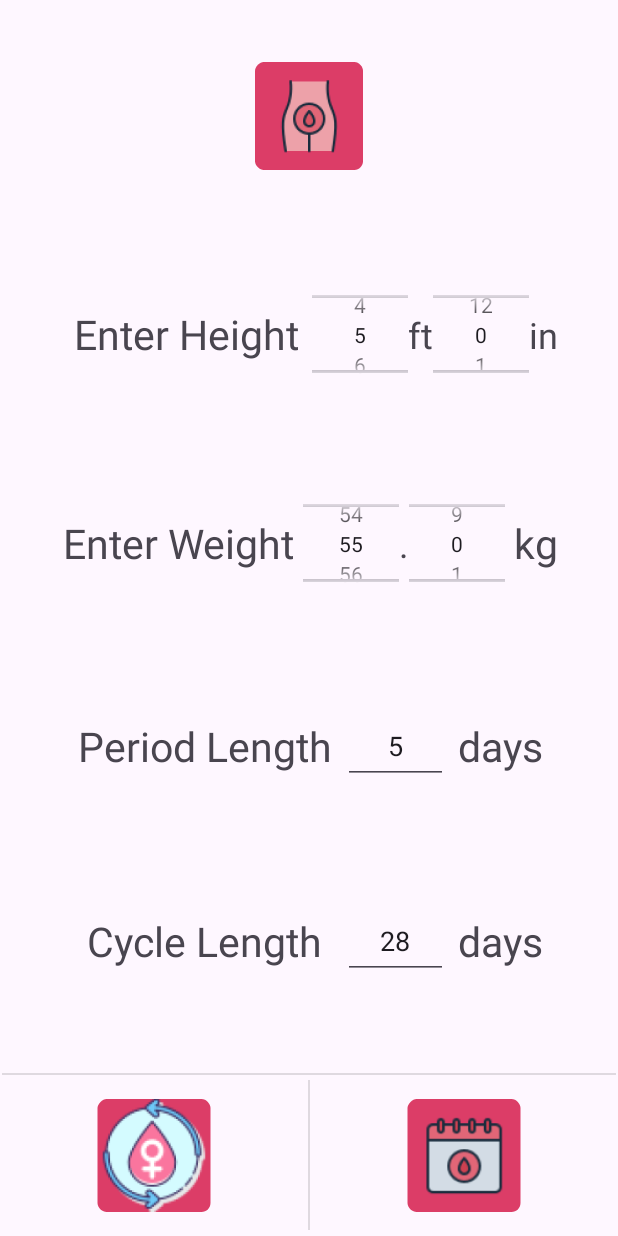
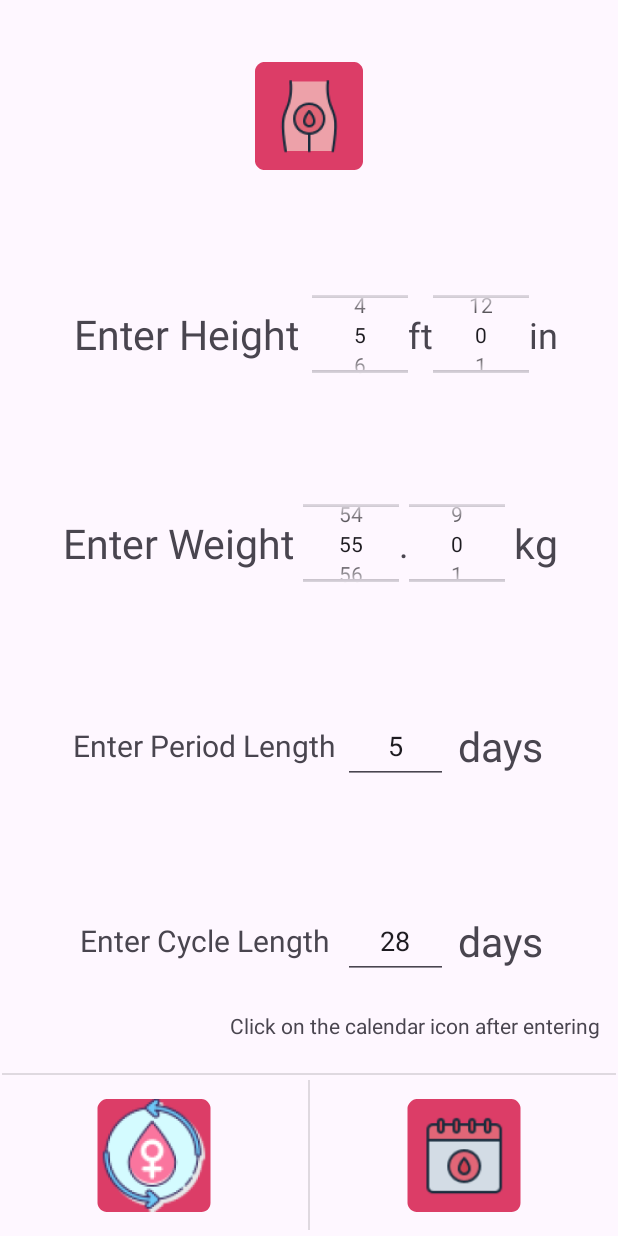
Before and after one commit to Shikhar97/Guardian-Angel, an Android app: the screen it shows after launch (UserProfile), on a phone screen of 412 x 824 dp. Run offline under Robolectric (Android 15) with nearby library versions, the phone set to English and light mode, and no system bars.

Commit message:
Add random facts about cycle

```diff
--- a/app/GuardianAngel/app/build.gradle.kts
+++ b/app/GuardianAngel/app/build.gradle.kts
@@ -41,6 +41,7 @@ dependencies {
     implementation("androidx.appcompat:appcompat:1.6.1")
     implementation("com.google.android.material:material:1.8.0")
     implementation("androidx.constraintlayout:constraintlayout:2.1.4")
+    implementation("com.google.android.material:material:1.5.0")
     testImplementation("junit:junit:4.13.2")
     testImplementation("org.mockito:mockito-core:3.9.0")
     testImplementation("org.powermock:powermock-api-mockito2:2.0.0-beta.5")
--- a/app/GuardianAngel/app/src/main/res/layout/profile_user.xml
+++ b/app/GuardianAngel/app/src/main/res/layout/profile_user.xml
@@ -9,14 +9,14 @@
         android:id="@+id/MyCycle"
         android:layout_width="97dp"
         android:layout_height="75dp"
+        android:enabled="false"
         app:layout_constraintBottom_toBottomOf="parent"
         app:layout_constraintEnd_toStartOf="@+id/divider"
         app:layout_constraintHorizontal_bias="0.5"
         app:layout_constraintStart_toStartOf="parent"
         app:layout_constraintTop_toBottomOf="@+id/divider2"
         app:layout_constraintVertical_bias="0.5"
-        app:srcCompat="@mipmap/menstrualcycle1"
-        android:enabled="false" />
+        app:srcCompat="@mipmap/menstrualcycle1" />
 
     <ImageView
         android:id="@+id/imageView2"
@@ -47,8 +47,8 @@
             android:id="@+id/heightView"
             android:layout_width="167dp"
             android:layout_height="47dp"
+            android:gravity="center"
             android:text="Enter Height"
-            android:gravity="center"
             android:textSize="27sp"
             app:layout_constraintBottom_toBottomOf="@+id/ftView"
             app:layout_constraintTop_toTopOf="@+id/ftView"
@@ -64,8 +64,8 @@
         <TextView
             android:layout_width="match_parent"
             android:layout_height="wrap_content"
+            android:gravity="center"
             android:text="ft"
-            android:gravity="center"
             android:textSize="24sp" />
 
         <NumberPicker
@@ -76,8 +76,8 @@
         <TextView
             android:layout_width="match_parent"
             android:layout_height="wrap_content"
+            android:gravity="center"
             android:text="in"
-            android:gravity="center"
             android:textSize="24sp" />
     </LinearLayout>
 
@@ -99,8 +99,8 @@
             android:id="@+id/weightView1"
             android:layout_width="166dp"
             android:layout_height="48dp"
+            android:gravity="center"
             android:text="Enter Weight"
-            android:gravity="center"
             android:textSize="27sp"
             app:layout_constraintBottom_toBottomOf="@+id/kgView"
             app:layout_constraintTop_toTopOf="@+id/kgView"
@@ -109,8 +109,8 @@
         <NumberPicker
             android:id="@+id/num_kg"
             android:layout_width="wrap_content"
-            android:text="55"
-            android:layout_height="59dp" />
+            android:layout_height="59dp"
+            android:text="55" />
 
         <TextView
             android:layout_width="wrap_content"
@@ -127,8 +127,8 @@
             android:id="@+id/kgView"
             android:layout_width="40dp"
             android:layout_height="46dp"
+            android:gravity="center"
             android:text="kg"
-            android:gravity="center"
             android:textSize="27sp"
             tools:layout_editor_absoluteX="334dp"
             tools:layout_editor_absoluteY="326dp" />
@@ -152,9 +152,9 @@
             android:id="@+id/periodView"
             android:layout_width="185dp"
             android:layout_height="45dp"
-            android:text="Period Length"
             android:gravity="center"
-            android:textSize="27sp"
+            android:text="Enter Period Length"
+            android:textSize="20sp"
             tools:layout_conversion_absoluteHeight="38dp"
             tools:layout_conversion_absoluteWidth="174dp"
             tools:layout_editor_absoluteX="25dp"
@@ -165,9 +165,9 @@
             android:layout_width="70dp"
             android:layout_height="50dp"
             android:ems="10"
+            android:gravity="center"
             android:inputType="number"
             android:text="5"
-            android:gravity="center"
             tools:layout_conversion_absoluteHeight="50dp"
             tools:layout_conversion_absoluteWidth="56dp"
             tools:layout_editor_absoluteX="199dp"
@@ -177,8 +177,8 @@
             android:id="@+id/daysView"
             android:layout_width="70dp"
             android:layout_height="45dp"
+            android:gravity="center"
             android:text="days"
-            android:gravity="center"
             android:textSize="27sp" />
 
     </LinearLayout>
@@ -201,9 +201,9 @@
             android:id="@+id/cycleView"
             android:layout_width="185dp"
             android:layout_height="45dp"
-            android:text="Cycle Length"
-            android:textSize="27sp"
             android:gravity="center"
+            android:text="Enter Cycle Length"
+            android:textSize="20sp"
             tools:layout_conversion_absoluteHeight="38dp"
             tools:layout_conversion_absoluteWidth="174dp"
             tools:layout_editor_absoluteX="25dp"
@@ -214,9 +214,9 @@
             android:layout_width="70dp"
             android:layout_height="50dp"
             android:ems="10"
+            android:gravity="center"
             android:inputType="number"
             android:text="28"
-            android:gravity="center"
             tools:layout_conversion_absoluteHeight="50dp"
             tools:layout_conversion_absoluteWidth="56dp"
             tools:layout_editor_absoluteX="199dp"
@@ -226,8 +226,8 @@
             android:id="@+id/cdaysView"
             android:layout_width="70dp"
             android:layout_height="45dp"
+            android:gravity="center"
             android:text="days"
-            android:gravity="center"
             android:textSize="27sp" />
 
     </LinearLayout>
@@ -265,5 +265,18 @@
         app:layout_constraintHorizontal_bias="0.5"
         app:layout_constraintStart_toStartOf="parent" />
 
+    <TextView
+        android:id="@+id/textView"
+        android:layout_width="wrap_content"
+        android:layout_height="wrap_content"
+        android:layout_marginEnd="12dp"
+
+        android:gravity="center"
+        android:text="Click on the calendar icon after entering"
+        app:layout_constraintBottom_toTopOf="@+id/divider2"
+        app:layout_constraintEnd_toEndOf="parent"
+        app:layout_constraintTop_toBottomOf="@+id/linearLayout5"
+        app:layout_constraintVertical_bias="0.5" />
+
 
 </androidx.constraintlayout.widget.ConstraintLayout>
--- a/app/GuardianAngel/app/src/main/res/values/strings.xml
+++ b/app/GuardianAngel/app/src/main/res/values/strings.xml
@@ -7,5 +7,8 @@
     <string name="text_label_1">Home</string>
     <string name="text_label_2">User Details</string>
     <string name="days_until_period">"%s \n Next Period: %s"</string>
+    <string name="cancel">"Close"</string>
+    <string name="supporting_text">"%s"</string>
+    <string name="title">"Today's Fact"</string>
 
 </resources>
```
Also changed, not shown: app/GuardianAngel/app/src/main/java/com/example/guardianangel/MainView.kt (+25 -1 lines), app/GuardianAngel/app/src/main/res/layout/view_main.xml (+8 -0 lines), 1 other file.
